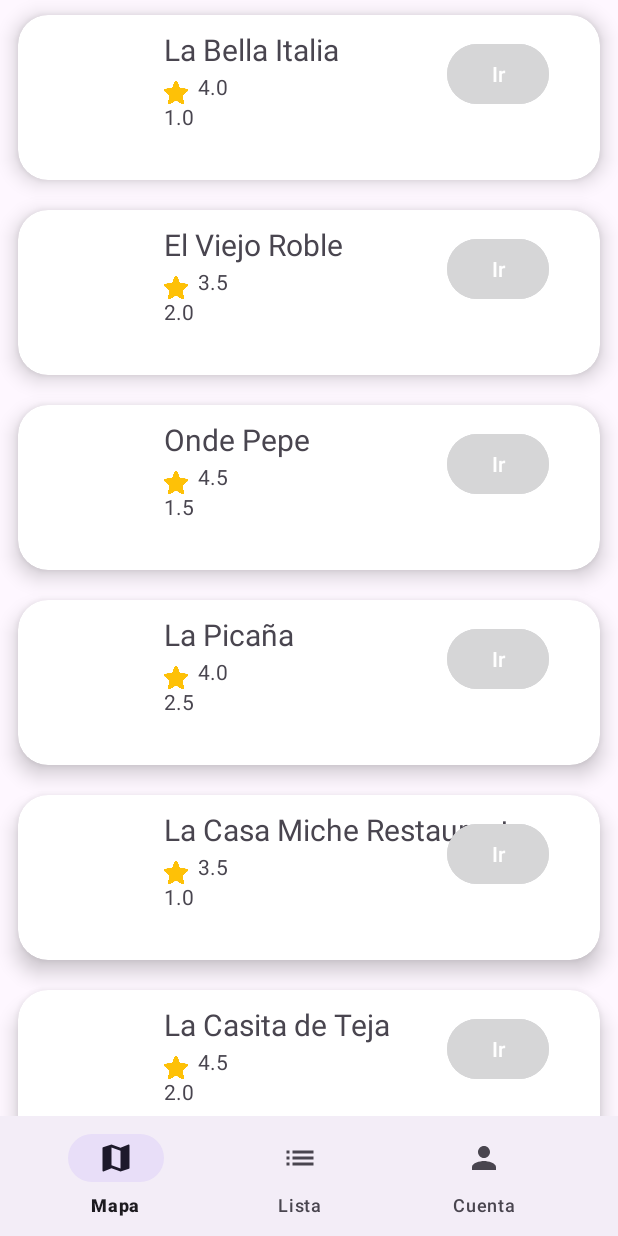
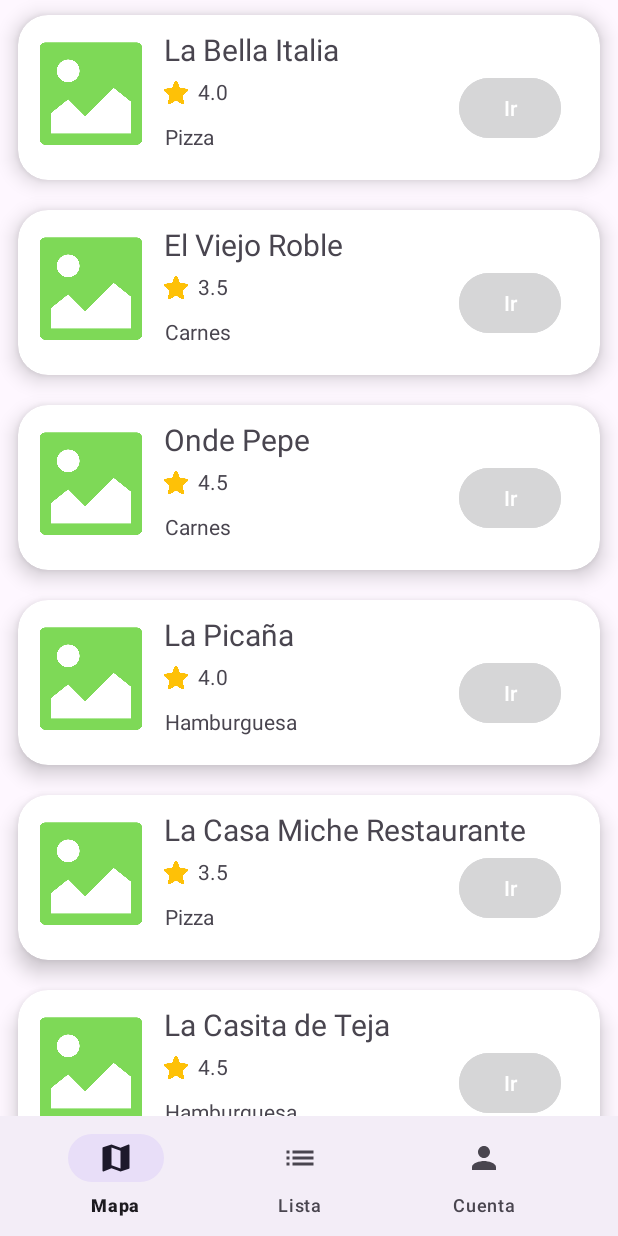
Before and after one commit to KernyMC/ProyectoMoviles, an Android app: the RestaurantsActivity screen opened directly, with no data from a screen before it, on a phone screen of 412 x 824 dp. Run offline under Robolectric (Android 15) with nearby library versions, the phone set to English and light mode, and no system bars; Roboto replaces fonts that are not available here.

Commit message:
Version Categoria

```diff
--- a/app/src/main/java/com/example/pryapigoogle/Restaurant.java
+++ b/app/src/main/java/com/example/pryapigoogle/Restaurant.java
@@ -3,22 +3,36 @@ package com.example.pryapigoogle;
 public class Restaurant {
     private String name;
     private double stars;
-    private double distance;
-    private int imageUrl; // Change this from String to int
+    private String category;
+    private int imageUrl;
     private double x;
     private double y;
 
-    // Constructor, getters and setters
-    public Restaurant(String name, double stars, double distance, int imageUrl, double x, double y) {
+    public Restaurant(String name, double stars, String category, int imageUrl, double x, double y) {
         this.name = name;
         this.stars = stars;
-        this.distance = distance;
+        this.category = category;
         this.imageUrl = imageUrl;
         this.x = x;
         this.y = y;
     }
 
-    // Getters and setters for x and y
+    public String getName() {
+        return name;
+    }
+
+    public double getStars() {
+        return stars;
+    }
+
+    public String getCategory() {
+        return category;
+    }
+
+    public int getImageUrl() {
+        return imageUrl;
+    }
+
     public double getX() {
         return x;
     }
@@ -34,20 +48,4 @@ public class Restaurant {
     public void setY(double y) {
         this.y = y;
     }
-
-    public String getName() {
-        return name;
-    }
-
-    public double getStars() {
-        return stars;
-    }
-
-    public double getDistance() {
-        return distance;
-    }
-
-    public int getImageUrl() {
-        return imageUrl;
-    }
 }
--- a/app/src/main/java/com/example/pryapigoogle/RestaurantAdapter.java
+++ b/app/src/main/java/com/example/pryapigoogle/RestaurantAdapter.java
@@ -37,9 +37,7 @@ public class RestaurantAdapter extends RecyclerView.Adapter<RestaurantAdapter.Re
         Restaurant restaurant = restaurants.get(position);
         holder.getTvRestaurantName().setText(restaurant.getName());
         holder.getTvRestaurantStars().setText(String.valueOf(restaurant.getStars()));
-        holder.getTvRestaurantDistance().setText(String.valueOf(restaurant.getDistance()));
-        holder.getIvRestaurantImage().setImageResource(restaurant.getImageUrl());
-
+        holder.getTvRestaurantCategory().setText(restaurant.getCategory());
         holder.getBtnLocate().setOnClickListener(new View.OnClickListener() {
             @Override
             public void onClick(View v) {
@@ -59,7 +57,7 @@ public class RestaurantAdapter extends RecyclerView.Adapter<RestaurantAdapter.Re
     public static class RestaurantViewHolder extends RecyclerView.ViewHolder {
         private TextView tvRestaurantName;
         private TextView tvRestaurantStars;
-        private TextView tvRestaurantDistance;
+        private TextView tvRestaurantCategory;
         private Button btnLocate;
         private ImageView ivRestaurantImage;
 
@@ -67,7 +65,7 @@ public class RestaurantAdapter extends RecyclerView.Adapter<RestaurantAdapter.Re
             super(itemView);
             tvRestaurantName = itemView.findViewById(R.id.tvRestaurantName);
             tvRestaurantStars = itemView.findViewById(R.id.tvRestaurantStars);
-            tvRestaurantDistance = itemView.findViewById(R.id.tvRestaurantDistance);
+            tvRestaurantCategory = itemView.findViewById(R.id.tvRestaurantCategory);
             btnLocate = itemView.findViewById(R.id.btnLocate);
             ivRestaurantImage = itemView.findViewById(R.id.ivRestaurantImage);
         }
@@ -80,8 +78,8 @@ public class RestaurantAdapter extends RecyclerView.Adapter<RestaurantAdapter.Re
             return tvRestaurantStars;
         }
 
-        public TextView getTvRestaurantDistance() {
-            return tvRestaurantDistance;
+        public TextView getTvRestaurantCategory() {
+            return tvRestaurantCategory;
         }
 
         public Button getBtnLocate() {
--- a/app/src/main/java/com/example/pryapigoogle/RestaurantsActivity.java
+++ b/app/src/main/java/com/example/pryapigoogle/RestaurantsActivity.java
@@ -26,17 +26,18 @@ public class RestaurantsActivity extends AppCompatActivity {
 
         String[] names = getResources().getStringArray(R.array.restaurant_names);
         String[] stars = getResources().getStringArray(R.array.restaurant_stars);
-        String[] distances = getResources().getStringArray(R.array.restaurant_distances);
+        String[] categories = getResources().getStringArray(R.array.restaurant_categories); // Asegúrate de tener esto en tu archivo restaurants.xml
         String[] images = getResources().getStringArray(R.array.restaurant_images);
         String[] latitudes = getResources().getStringArray(R.array.restaurant_latitudes);
         String[] longitudes = getResources().getStringArray(R.array.restaurant_longitudes);
 
         List<Restaurant> restaurants = new ArrayList<>();
 
+
         for (int i = 0; i < names.length; i++) {
             String imageName = images[i].substring(images[i].indexOf("/") + 1);
             int imageResId = getResources().getIdentifier(imageName, "drawable", getPackageName());
-            restaurants.add(new Restaurant(names[i], Double.parseDouble(stars[i]), Double.parseDouble(distances[i]), imageResId, Double.parseDouble(latitudes[i]), Double.parseDouble(longitudes[i])));
+            restaurants.add(new Restaurant(names[i], Double.parseDouble(stars[i]), categories[i], imageResId, Double.parseDouble(latitudes[i]), Double.parseDouble(longitudes[i])));
         }
 
         adapter.updateData(restaurants);
--- a/app/src/main/res/layout/restaurant_item.xml
+++ b/app/src/main/res/layout/restaurant_item.xml
@@ -49,8 +49,12 @@
             android:layout_height="30dp"
             android:layout_alignParentStart="true"
             android:layout_alignParentTop="true"
+            android:layout_alignParentEnd="true"
+            android:layout_alignParentBottom="true"
             android:layout_marginStart="120dp"
-            android:layout_marginTop="38dp"
+            android:layout_marginTop="41dp"
+            android:layout_marginEnd="189dp"
+            android:layout_marginBottom="39dp"
             android:src="@drawable/uploadimg"
             android:text="estrellas" />
 
@@ -69,15 +73,17 @@
             android:src="@drawable/star" />
 
         <TextView
-            android:id="@+id/tvRestaurantDistance"
-            android:layout_width="45dp"
+            android:id="@+id/tvRestaurantCategory"
+            android:layout_width="108dp"
             android:layout_height="wrap_content"
             android:layout_alignParentStart="true"
             android:layout_alignParentTop="true"
             android:layout_alignParentEnd="true"
-            android:layout_marginStart="97dp"
-            android:layout_marginTop="58dp"
-            android:layout_marginEnd="245dp" />
+            android:layout_alignParentBottom="true"
+            android:layout_marginStart="98dp"
+            android:layout_marginTop="71dp"
+            android:layout_marginEnd="181dp"
+            android:layout_marginBottom="20dp" />
 
         <Button
             android:id="@+id/btnLocate"
@@ -86,9 +92,11 @@
             android:layout_alignParentStart="true"
             android:layout_alignParentTop="true"
             android:layout_alignParentEnd="true"
-            android:layout_marginStart="286dp"
-            android:layout_marginTop="15dp"
-            android:layout_marginEnd="34dp"
+            android:layout_alignParentBottom="true"
+            android:layout_marginStart="294dp"
+            android:layout_marginTop="38dp"
+            android:layout_marginEnd="26dp"
+            android:layout_marginBottom="24dp"
             android:backgroundTint="@color/quantum_orange"
             android:text="Ir" />
 
--- a/app/src/main/res/values/restaurants.xml
+++ b/app/src/main/res/values/restaurants.xml
@@ -26,17 +26,17 @@
         <item>4.0</item>
     </string-array>
 
-    <string-array name="restaurant_distances">
-        <item>1.0</item>
-        <item>2.0</item>
-        <item>1.5</item>
-        <item>2.5</item>
-        <item>1.0</item>
-        <item>2.0</item>
-        <item>1.5</item>
-        <item>2.5</item>
-        <item>1.0</item>
-        <item>2.0</item>
+    <string-array name="restaurant_categories">
+        <item>Pizza</item>
+        <item>Carnes</item>
+        <item>Carnes</item>
+        <item>Hamburguesa</item>
+        <item>Pizza</item>
+        <item>Hamburguesa</item>
+        <item>Pizza</item>
+        <item>Hamburguesa</item>
+        <item>Pizza</item>
+        <item>Hamburguesa</item>
     </string-array>
 
     <string-array name="restaurant_images">
```
